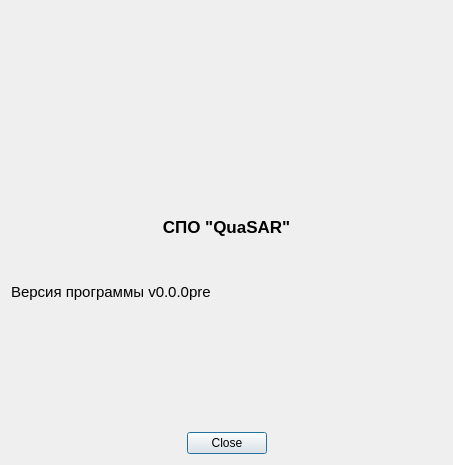
The window that gui/aboutdialog.ui (whs31/quasar-software) describes before a commit, drawn with Qt 5.
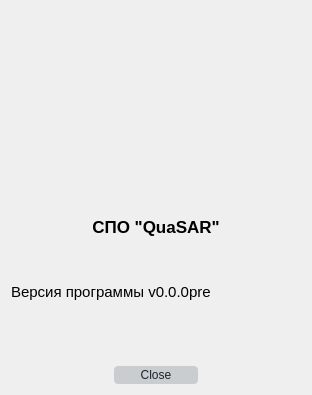
The same window after the commit. Icons and pictures are not drawn.

Commit message: Фиксы в интерфейсе новых окон, добавил русскоязычные окончания к числительным

```diff
--- a/gui/aboutdialog.ui
+++ b/gui/aboutdialog.ui
@@ -6,16 +6,28 @@
    <rect>
     <x>0</x>
     <y>0</y>
-    <width>453</width>
-    <height>465</height>
+    <width>312</width>
+    <height>395</height>
    </rect>
   </property>
   <property name="sizePolicy">
    <sizepolicy hsizetype="Fixed" vsizetype="Fixed">
-    <horstretch>0</horstretch>
+    <horstretch>1</horstretch>
     <verstretch>0</verstretch>
    </sizepolicy>
   </property>
+  <property name="minimumSize">
+   <size>
+    <width>312</width>
+    <height>395</height>
+   </size>
+  </property>
+  <property name="maximumSize">
+   <size>
+    <width>312</width>
+    <height>395</height>
+   </size>
+  </property>
   <property name="windowTitle">
    <string>Информация о программе</string>
   </property>
@@ -2397,6 +2409,72 @@
    </item>
    <item>
     <widget class="QDialogButtonBox" name="buttonBox">
+     <property name="styleSheet">
+      <string notr="true">QDialogButtonBox QPushButton {
+  /* Issue #194 #248 - Special case of QPushButton inside dialogs, for better UI */
+  min-width: 80px;
+}
+QPushButton {
+  background-color: #C9CDD0;
+  color: #19232D;
+  border-radius: 4px;
+  padding: 2px;
+  outline: none;
+  border: none;
+}
+
+QPushButton:disabled {
+  background-color: #C9CDD0;
+  color: #788D9C;
+  border-radius: 4px;
+  padding: 2px;
+}
+
+QPushButton:checked {
+  background-color: #ACB1B6;
+  border-radius: 4px;
+  padding: 2px;
+  outline: none;
+}
+
+QPushButton:checked:disabled {
+  background-color: #ACB1B6;
+  color: #788D9C;
+  border-radius: 4px;
+  padding: 2px;
+  outline: none;
+}
+
+QPushButton:checked:selected {
+  background: #ACB1B6;
+}
+
+QPushButton:hover {
+  background-color: #B9BDC1;
+  color: #19232D;
+}
+
+QPushButton:pressed {
+  background-color: #ACB1B6;
+}
+
+QPushButton:selected {
+  background: #ACB1B6;
+  color: #19232D;
+}
+
+QPushButton::menu-indicator {
+  subcontrol-origin: padding;
+  subcontrol-position: bottom right;
+  bottom: 4px;
+}
+
+QDialogButtonBox QPushButton {
+  /* Issue #194 #248 - Special case of QPushButton inside dialogs, for better UI */
+  min-width: 80px;
+}
+</string>
+     </property>
      <property name="orientation">
       <enum>Qt::Horizontal</enum>
      </property>
```
The commit also changes 6 other files.
